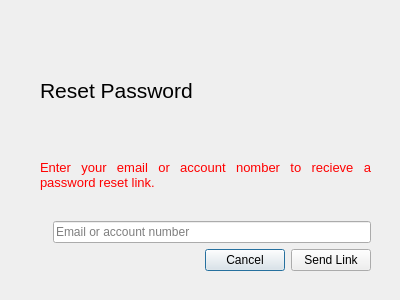
First picture: the form in Forgot_password/forgot_password.ui, repository Ayazkhan4321/Trade_Design, before the edit.
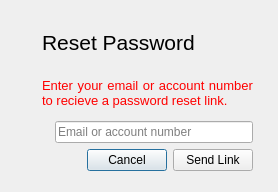
Second picture: the form after the edit. Icons and pictures are not drawn.

Diff of the .ui file:
```diff
--- a/Forgot_password/forgot_password.ui
+++ b/Forgot_password/forgot_password.ui
@@ -6,20 +6,20 @@
    <rect>
     <x>0</x>
     <y>0</y>
-    <width>400</width>
-    <height>300</height>
+    <width>278</width>
+    <height>192</height>
    </rect>
   </property>
   <property name="windowTitle">
    <string>Dialog</string>
   </property>
-  <widget class="QWidget" name="layoutWidget">
+  <widget class="QWidget" name="">
    <property name="geometry">
     <rect>
-     <x>40</x>
-     <y>50</y>
-     <width>331</width>
-     <height>221</height>
+     <x>42</x>
+     <y>20</y>
+     <width>211</width>
+     <height>151</height>
     </rect>
    </property>
    <layout class="QVBoxLayout" name="verticalLayout_2">
@@ -45,7 +45,7 @@
          </font>
         </property>
         <property name="text">
-         <string>&lt;html&gt;&lt;head/&gt;&lt;body&gt;&lt;p align=&quot;justify&quot;&gt;&lt;span style=&quot; color:#ff0000;&quot;&gt;Enter your email or account nomber to recieve a password reset link.&lt;/span&gt;&lt;/p&gt;&lt;/body&gt;&lt;/html&gt;</string>
+         <string>&lt;html&gt;&lt;head/&gt;&lt;body&gt;&lt;p align=&quot;justify&quot;&gt;&lt;span style=&quot; color:#ff0000;&quot;&gt;Enter your email or account number to recieve a password reset link.&lt;/span&gt;&lt;/p&gt;&lt;/body&gt;&lt;/html&gt;</string>
         </property>
         <property name="wordWrap">
          <bool>true</bool>
```
